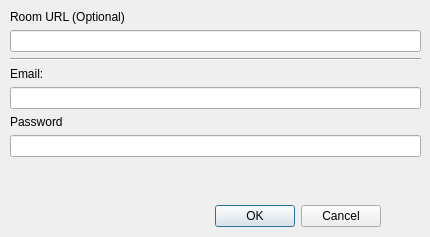
This is UI/forms/OBSBasicLogin.ui in evercast/evercast-broadcaster-software as Qt 5 draws it before an edit. The edited form follows.
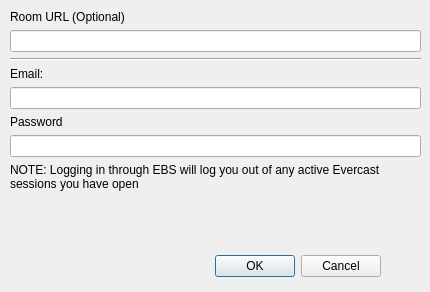
This is the edited form.

Commit message: Add a note to the login dialog

The edit to the form file:
```diff
--- a/UI/forms/OBSBasicLogin.ui
+++ b/UI/forms/OBSBasicLogin.ui
@@ -7,7 +7,7 @@
     <x>0</x>
     <y>0</y>
     <width>430</width>
-    <height>237</height>
+    <height>292</height>
    </rect>
   </property>
   <property name="windowTitle">
@@ -20,7 +20,7 @@
    <property name="geometry">
     <rect>
      <x>40</x>
-     <y>200</y>
+     <y>250</y>
      <width>341</width>
      <height>32</height>
     </rect>
@@ -38,7 +38,7 @@
      <x>10</x>
      <y>10</y>
      <width>411</width>
-     <height>182</height>
+     <height>231</height>
     </rect>
    </property>
    <layout class="QVBoxLayout" name="verticalLayout">
@@ -87,6 +87,16 @@
       </property>
      </widget>
     </item>
+    <item>
+     <widget class="QLabel" name="label_4">
+      <property name="text">
+       <string>NOTE: Logging in through EBS will log you out of any active Evercast sessions you have open</string>
+      </property>
+      <property name="wordWrap">
+       <bool>true</bool>
+      </property>
+     </widget>
+    </item>
     <item>
      <spacer name="verticalSpacer">
       <property name="orientation">
```
